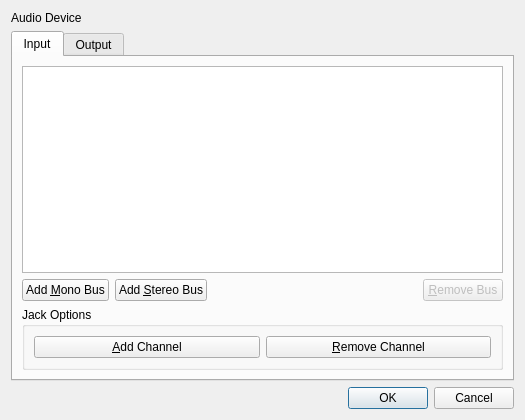
This is src/traverso/ui/AudioIODialog.ui in ErwanLegrand/Traverso-DAW as Qt 5 draws it before an edit. The edited form follows.
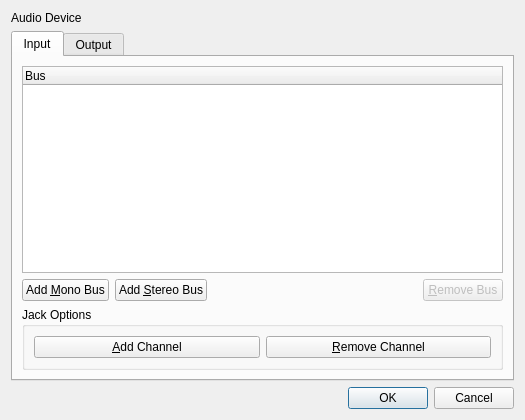
This is the edited form.

Commit message: Complete overhaul of the AudioIO dialog

Patch:
```diff
--- a/src/traverso/ui/AudioIODialog.ui
+++ b/src/traverso/ui/AudioIODialog.ui
@@ -32,13 +32,12 @@
       </attribute>
       <layout class="QVBoxLayout" name="verticalLayout_2">
        <item>
-        <widget class="QTableWidget" name="tableWidgetInput">
-         <attribute name="horizontalHeaderVisible">
-          <bool>false</bool>
-         </attribute>
-         <attribute name="verticalHeaderVisible">
-          <bool>false</bool>
-         </attribute>
+        <widget class="QTreeWidget" name="inputTreeWidget">
+         <column>
+          <property name="text">
+           <string>Bus</string>
+          </property>
+         </column>
         </widget>
        </item>
        <item>
```
Left out of the diff: 45 changed lines with no effect on the pictures. The commit also changes 2 other files.
